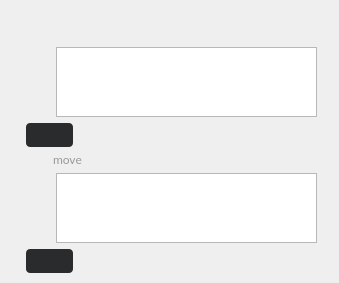
Old version of the form src/MEGASync/stalled_issues/gui/ui/StalledIssueFilePath.ui in the repository meganz/MEGAsync.
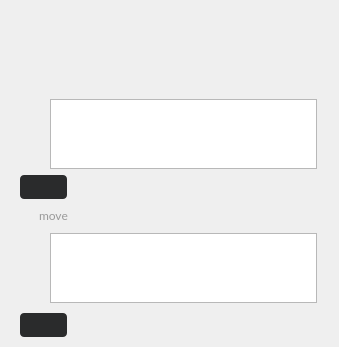
New version of the form. Icons and pictures are not drawn. Custom widgets are drawn as their Qt base class.

Commit message: Icons added and several parts tokenized

```diff
--- a/src/MEGASync/stalled_issues/gui/ui/StalledIssueFilePath.ui
+++ b/src/MEGASync/stalled_issues/gui/ui/StalledIssueFilePath.ui
@@ -7,7 +7,7 @@
     <x>0</x>
     <y>0</y>
     <width>339</width>
-    <height>283</height>
+    <height>347</height>
    </rect>
   </property>
   <property name="sizePolicy">
@@ -73,12 +73,6 @@
     border: none;
 }
 
-#lines, #moveLines, #movePathProblemLines
-{
-   min-width: 24px;
-   max-width: 24px;
-}
-
 #moveLabel
 {
     font-family: Lato;
@@ -106,75 +100,6 @@
    <property name="verticalSpacing">
     <number>0</number>
    </property>
-   <item row="0" column="0">
-    <spacer name="indent">
-     <property name="orientation">
-      <enum>Qt::Horizontal</enum>
-     </property>
-     <property name="sizeType">
-      <enum>QSizePolicy::Fixed</enum>
-     </property>
-     <property name="sizeHint" stdset="0">
-      <size>
-       <width>0</width>
-       <height>0</height>
-      </size>
-     </property>
-    </spacer>
-   </item>
-   <item row="0" column="1" alignment="Qt::AlignTop">
-    <widget class="QLabel" name="LocalOrRemoteIcon">
-     <property name="sizePolicy">
-      <sizepolicy hsizetype="Fixed" vsizetype="Fixed">
-       <horstretch>0</horstretch>
-       <verstretch>0</verstretch>
-      </sizepolicy>
-     </property>
-     <property name="minimumSize">
-      <size>
-       <width>24</width>
-       <height>24</height>
-      </size>
-     </property>
-     <property name="maximumSize">
-      <size>
-       <width>24</width>
-       <height>24</height>
-      </size>
-     </property>
-     <property name="text">
-      <string/>
-     </property>
-     <property name="alignment">
-      <set>Qt::AlignCenter</set>
-     </property>
-    </widget>
-   </item>
-   <item row="0" column="2" alignment="Qt::AlignLeft|Qt::AlignTop">
-    <widget class="QLabel" name="LocalOrRemoteText">
-     <property name="minimumSize">
-      <size>
-       <width>0</width>
-       <height>24</height>
-      </size>
-     </property>
-     <property name="maximumSize">
-      <size>
-       <width>16777215</width>
-       <height>24</height>
-      </size>
-     </property>
-     <property name="text">
-      <string/>
-     </property>
-     <property name="type" stdset="0">
-      <string notr="true">secondary</string>
-     </property>
-     <property name="dimension" stdset="0">
-      <string notr="true">small</string>
-     </property>
-    </widget>
-   </item>
    <item row="2" column="1" colspan="2" alignment="Qt::AlignTop">
     <widget class="QWidget" name="file" native="true">
      <property name="sizePolicy">
@@ -183,7 +108,7 @@
        <verstretch>0</verstretch>
       </sizepolicy>
      </property>
-     <layout class="QGridLayout" name="gridLayout_3">
+     <layout class="QGridLayout" name="gridLayout_3" rowstretch="0,0" columnstretch="0,0">
       <property name="leftMargin">
        <number>0</number>
       </property>
@@ -196,10 +121,7 @@
       <property name="bottomMargin">
        <number>0</number>
       </property>
-      <property name="horizontalSpacing">
-       <number>0</number>
-      </property>
-      <property name="verticalSpacing">
+      <property name="spacing">
        <number>4</number>
       </property>
       <item row="0" column="1">
@@ -445,8 +367,8 @@
         </layout>
        </widget>
       </item>
-      <item row="0" column="0" rowspan="2">
-       <widget class="QWidget" name="linesContainer" native="true">
+      <item row="0" column="0">
+       <widget class="QWidget" name="filePathArrowContainer" native="true">
         <property name="sizePolicy">
          <sizepolicy hsizetype="Fixed" vsizetype="Preferred">
           <horstretch>0</horstretch>
@@ -455,13 +377,13 @@
         </property>
         <property name="minimumSize">
          <size>
-          <width>26</width>
+          <width>16</width>
           <height>0</height>
          </size>
         </property>
         <property name="maximumSize">
          <size>
-          <width>26</width>
+          <width>16</width>
           <height>16777215</height>
          </size>
         </property>
@@ -476,13 +398,13 @@
           <number>0</number>
          </property>
          <property name="rightMargin">
-          <number>2</number>
+          <number>0</number>
          </property>
          <property name="bottomMargin">
           <number>0</number>
          </property>
-         <item alignment="Qt::AlignLeft">
-          <widget class="QLabel" name="lines">
+         <item alignment="Qt::AlignRight">
+          <widget class="QLabel" name="pathArrow">
            <property name="sizePolicy">
             <sizepolicy hsizetype="Fixed" vsizetype="Preferred">
              <horstretch>0</horstretch>
@@ -491,14 +413,75 @@
            </property>
            <property name="minimumSize">
             <size>
-             <width>24</width>
-             <height>0</height>
+             <width>16</width>
+             <height>16</height>
             </size>
            </property>
            <property name="maximumSize">
             <size>
-             <width>24</width>
-             <height>16777215</height>
+             <width>16</width>
+             <height>16</height>
+            </size>
+           </property>
+          </widget>
+         </item>
+        </layout>
+       </widget>
+      </item>
+      <item row="1" column="0">
+       <widget class="QWidget" name="pathProblemArrowContainer" native="true">
+        <property name="sizePolicy">
+         <sizepolicy hsizetype="Fixed" vsizetype="Preferred">
+          <horstretch>0</horstretch>
+          <verstretch>0</verstretch>
+         </sizepolicy>
+        </property>
+        <property name="minimumSize">
+         <size>
+          <width>16</width>
+          <height>0</height>
+         </size>
+        </property>
+        <property name="maximumSize">
+         <size>
+          <width>16</width>
+          <height>16777215</height>
+         </size>
+        </property>
+        <layout class="QHBoxLayout" name="horizontalLayout_9">
+         <property name="spacing">
+          <number>0</number>
+         </property>
+         <property name="leftMargin">
+          <number>0</number>
+         </property>
+         <property name="topMargin">
+          <number>0</number>
+         </property>
+         <property name="rightMargin">
+          <number>0</number>
+         </property>
+         <property name="bottomMargin">
+          <number>0</number>
+         </property>
+         <item alignment="Qt::AlignRight">
+          <widget class="QLabel" name="problemArrow">
+           <property name="sizePolicy">
+            <sizepolicy hsizetype="Fixed" vsizetype="Preferred">
+             <horstretch>0</horstretch>
+             <verstretch>0</verstretch>
+            </sizepolicy>
+           </property>
+           <property name="minimumSize">
+            <size>
+             <width>16</width>
+             <height>16</height>
+            </size>
+           </property>
+           <property name="maximumSize">
+            <size>
+             <width>16</width>
+             <height>16</height>
             </size>
            </property>
           </widget>
@@ -522,7 +505,7 @@
        <number>0</number>
       </property>
       <property name="topMargin">
-       <number>0</number>
+       <number>4</number>
       </property>
       <property name="rightMargin">
        <number>0</number>
@@ -531,7 +514,7 @@
        <number>0</number>
       </property>
       <property name="spacing">
-       <number>0</number>
+       <number>4</number>
       </property>
       <item row="0" column="1">
        <widget class="QWidget" name="moveHeader" native="true">
@@ -543,13 +526,13 @@
           <number>0</number>
          </property>
          <property name="topMargin">
-          <number>0</number>
+          <number>4</number>
          </property>
          <property name="rightMargin">
           <number>0</number>
          </property>
          <property name="bottomMargin">
-          <number>0</number>
+          <number>4</number>
          </property>
          <item>
           <widget class="QLabel" name="moveLines">
@@ -561,14 +544,14 @@
            </property>
            <property name="minimumSize">
             <size>
-             <width>24</width>
-             <height>24</height>
+             <width>16</width>
+             <height>16</height>
             </size>
            </property>
            <property name="maximumSize">
             <size>
-             <width>24</width>
-             <height>24</height>
+             <width>16</width>
+             <height>16</height>
             </size>
            </property>
           </widget>
@@ -802,17 +785,17 @@
         </layout>
        </widget>
       </item>
-      <item row="1" column="0" rowspan="3">
-       <widget class="QWidget" name="movePathProblemLinesContainer" native="true">
+      <item row="1" column="0">
+       <widget class="QWidget" name="moveFilePathArrowContainer" native="true">
         <property name="minimumSize">
          <size>
-          <width>26</width>
+          <width>16</width>
           <height>0</height>
          </size>
         </property>
         <property name="maximumSize">
          <size>
-          <width>26</width>
+          <width>16</width>
           <height>16777215</height>
          </size>
         </property>
@@ -821,7 +804,7 @@
           <number>0</number>
          </property>
          <property name="leftMargin">
-          <number>2</number>
+          <number>0</number>
          </property>
          <property name="topMargin">
           <number>0</number>
@@ -842,18 +825,70 @@
            </property>
            <property name="minimumSize">
             <size>
-             <width>24</width>
-             <height>0</height>
+             <width>16</width>
+             <height>16</height>
             </size>
            </property>
            <property name="maximumSize">
             <size>
-             <width>24</width>
-             <height>16777215</height>
+             <width>16</width>
+             <height>16</height>
             </size>
            </property>
-           <property name="text">
-            <string/>
+          </widget>
+         </item>
+        </layout>
+       </widget>
+      </item>
+      <item row="3" column="0">
+       <widget class="QWidget" name="movePathProblemArrowContainer" native="true">
+        <property name="minimumSize">
+         <size>
+          <width>16</width>
+          <height>0</height>
+         </size>
+        </property>
+        <property name="maximumSize">
+         <size>
+          <width>16</width>
+          <height>16777215</height>
+         </size>
+        </property>
+        <layout class="QVBoxLayout" name="verticalLayout">
+         <property name="spacing">
+          <number>0</number>
+         </property>
+         <property name="leftMargin">
+          <number>0</number>
+         </property>
+         <property name="topMargin">
+          <number>0</number>
+         </property>
+         <property name="rightMargin">
+          <number>0</number>
+         </property>
+         <property name="bottomMargin">
+          <number>0</number>
+         </property>
+         <item alignment="Qt::AlignRight">
+          <widget class="QLabel" name="movePathProblemArrow">
+           <property name="sizePolicy">
+            <sizepolicy hsizetype="Fixed" vsizetype="Preferred">
+             <horstretch>0</horstretch>
+             <verstretch>0</verstretch>
+            </sizepolicy>
+           </property>
+           <property name="minimumSize">
+            <size>
+             <width>16</width>
+             <height>16</height>
+            </size>
+           </property>
+           <property name="maximumSize">
+            <size>
+             <width>16</width>
+             <height>16</height>
+            </size>
            </property>
           </widget>
          </item>
@@ -863,6 +898,75 @@
      </layout>
     </widget>
    </item>
+   <item row="0" column="1" alignment="Qt::AlignVCenter">
+    <widget class="QLabel" name="LocalOrRemoteIcon">
+     <property name="sizePolicy">
+      <sizepolicy hsizetype="Fixed" vsizetype="Fixed">
+       <horstretch>0</horstretch>
+       <verstretch>0</verstretch>
+      </sizepolicy>
+     </property>
+     <property name="minimumSize">
+      <size>
+       <width>16</width>
+       <height>16</height>
+      </size>
+     </property>
+     <property name="maximumSize">
+      <size>
+       <width>16</width>
+       <height>16</height>
+      </size>
+     </property>
+     <property name="text">
+      <string/>
+     </property>
+     <property name="alignment">
+      <set>Qt::AlignCenter</set>
+     </property>
+    </widget>
+   </item>
+   <item row="0" column="0">
+    <spacer name="indent">
+     <property name="orientation">
+      <enum>Qt::Horizontal</enum>
+     </property>
+     <property name="sizeType">
+      <enum>QSizePolicy::Fixed</enum>
+     </property>
+     <property name="sizeHint" stdset="0">
+      <size>
+       <width>0</width>
+       <height>0</height>
+      </size>
+     </property>
+    </spacer>
+   </item>
+   <item row="0" column="2" alignment="Qt::AlignLeft|Qt::AlignVCenter">
+    <widget class="QLabel" name="LocalOrRemoteText">
+     <property name="minimumSize">
+      <size>
+       <width>0</width>
+       <height>24</height>
+      </size>
+     </property>
+     <property name="maximumSize">
+      <size>
+       <width>16777215</width>
+       <height>24</height>
+      </size>
+     </property>
+     <property name="text">
+      <string/>
+     </property>
+     <property name="type" stdset="0">
+      <string notr="true">secondary</string>
+     </property>
+     <property name="dimension" stdset="0">
+      <string notr="true">small</string>
+     </property>
+    </widget>
+   </item>
   </layout>
  </widget>
  <customwidgets>
```
Left out of the diff: 14 changed lines with no effect on the pictures. The commit also changes 24 other files.
